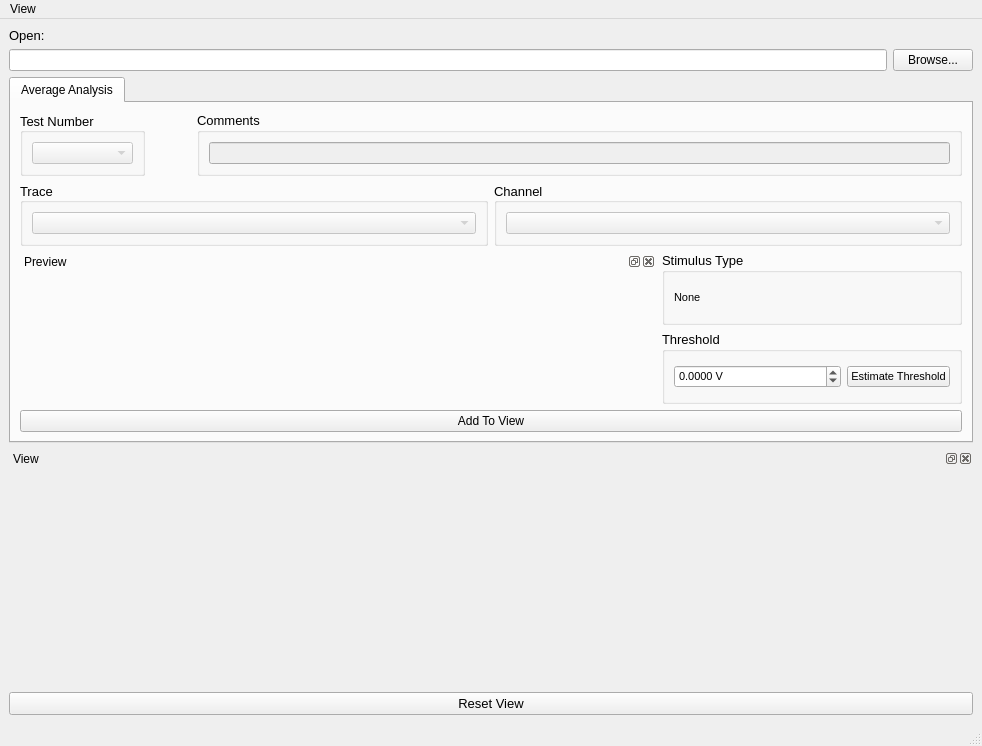
Old version of the form ui/main.ui in the repository portfors-lab/SparkleAverageAnalysis.
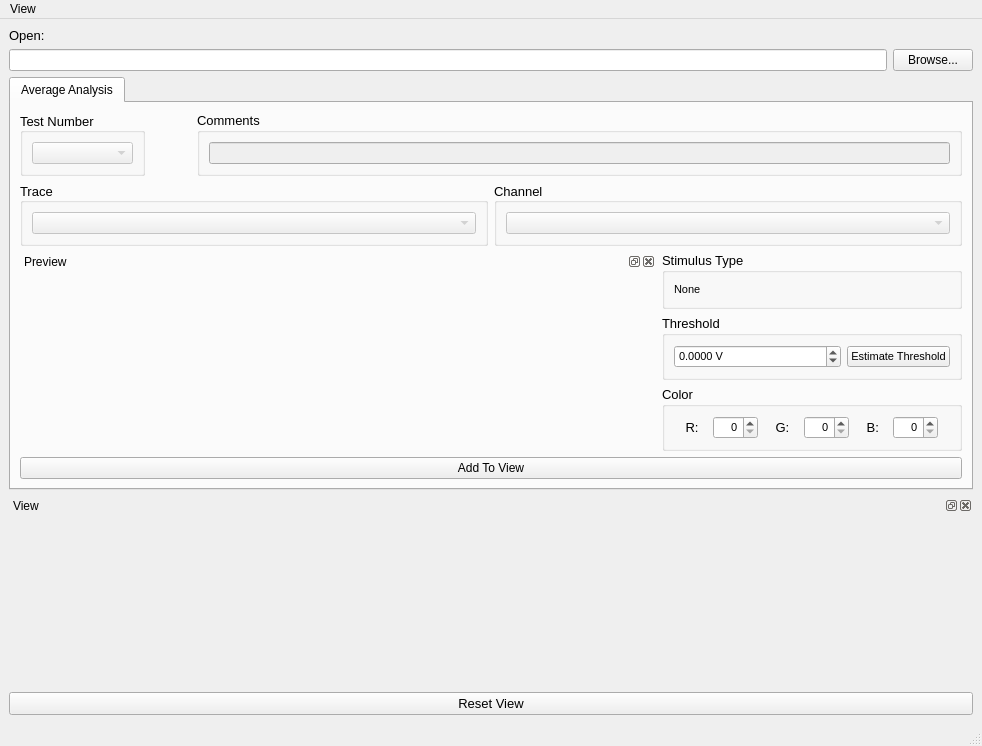
New version of the form. Custom widgets are drawn as their Qt base class.

Commit message: Added the ability to choose colors when adding traces to the view.

```diff
--- a/ui/main.ui
+++ b/ui/main.ui
@@ -183,7 +183,129 @@
             </layout>
            </widget>
           </item>
-          <item row="1" column="0" rowspan="2">
+          <item row="3" column="1">
+           <widget class="QGroupBox" name="groupBox_color">
+            <property name="font">
+             <font>
+              <pointsize>10</pointsize>
+             </font>
+            </property>
+            <property name="title">
+             <string>Color </string>
+            </property>
+            <property name="flat">
+             <bool>true</bool>
+            </property>
+            <layout class="QGridLayout" name="gridLayout_3">
+             <item row="0" column="6">
+              <widget class="QSpinBox" name="spinBox_blue">
+               <property name="sizePolicy">
+                <sizepolicy hsizetype="Fixed" vsizetype="Fixed">
+                 <horstretch>0</horstretch>
+                 <verstretch>0</verstretch>
+                </sizepolicy>
+               </property>
+               <property name="font">
+                <font>
+                 <pointsize>8</pointsize>
+                </font>
+               </property>
+               <property name="alignment">
+                <set>Qt::AlignRight|Qt::AlignTrailing|Qt::AlignVCenter</set>
+               </property>
+               <property name="maximum">
+                <number>255</number>
+               </property>
+               <property name="value">
+                <number>0</number>
+               </property>
+              </widget>
+             </item>
+             <item row="0" column="1">
+              <widget class="QSpinBox" name="spinBox_red">
+               <property name="sizePolicy">
+                <sizepolicy hsizetype="Fixed" vsizetype="Fixed">
+                 <horstretch>0</horstretch>
+                 <verstretch>0</verstretch>
+                </sizepolicy>
+               </property>
+               <property name="font">
+                <font>
+                 <pointsize>8</pointsize>
+                </font>
+               </property>
+               <property name="alignment">
+                <set>Qt::AlignRight|Qt::AlignTrailing|Qt::AlignVCenter</set>
+               </property>
+               <property name="maximum">
+                <number>255</number>
+               </property>
+              </widget>
+             </item>
+             <item row="0" column="0">
+              <widget class="QLabel" name="label_red">
+               <property name="sizePolicy">
+                <sizepolicy hsizetype="Fixed" vsizetype="Preferred">
+                 <horstretch>0</horstretch>
+                 <verstretch>0</verstretch>
+                </sizepolicy>
+               </property>
+               <property name="text">
+                <string> R:</string>
+               </property>
+              </widget>
+             </item>
+             <item row="0" column="2">
+              <widget class="QLabel" name="label_green">
+               <property name="sizePolicy">
+                <sizepolicy hsizetype="Fixed" vsizetype="Preferred">
+                 <horstretch>0</horstretch>
+                 <verstretch>0</verstretch>
+                </sizepolicy>
+               </property>
+               <property name="text">
+                <string> G:</string>
+               </property>
+              </widget>
+             </item>
+             <item row="0" column="3">
+              <widget class="QSpinBox" name="spinBox_green">
+               <property name="sizePolicy">
+                <sizepolicy hsizetype="Fixed" vsizetype="Fixed">
+                 <horstretch>0</horstretch>
+                 <verstretch>0</verstretch>
+                </sizepolicy>
+               </property>
+               <property name="font">
+                <font>
+                 <pointsize>8</pointsize>
+                </font>
+               </property>
+               <property name="alignment">
+                <set>Qt::AlignRight|Qt::AlignTrailing|Qt::AlignVCenter</set>
+               </property>
+               <property name="maximum">
+                <number>255</number>
+               </property>
+              </widget>
+             </item>
+             <item row="0" column="4">
+              <widget class="QLabel" name="label_blue">
+               <property name="sizePolicy">
+                <sizepolicy hsizetype="Fixed" vsizetype="Preferred">
+                 <horstretch>0</horstretch>
+                 <verstretch>0</verstretch>
+                </sizepolicy>
+               </property>
+               <property name="text">
+                <string> B:</string>
+               </property>
+              </widget>
+             </item>
+            </layout>
+           </widget>
+          </item>
+          <item row="1" column="0" rowspan="3">
            <widget class="QDockWidget" name="dockWidget_preview">
             <property name="sizePolicy">
              <sizepolicy hsizetype="Preferred" vsizetype="Expanding">
```
The commit also changes 3 other files.
